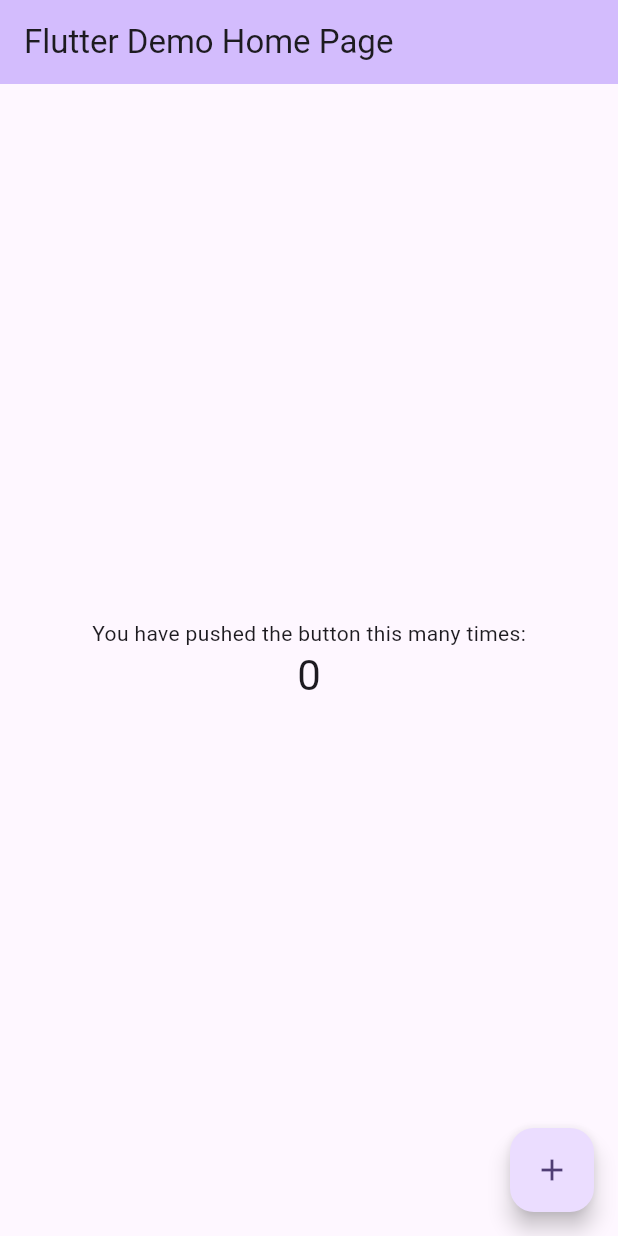
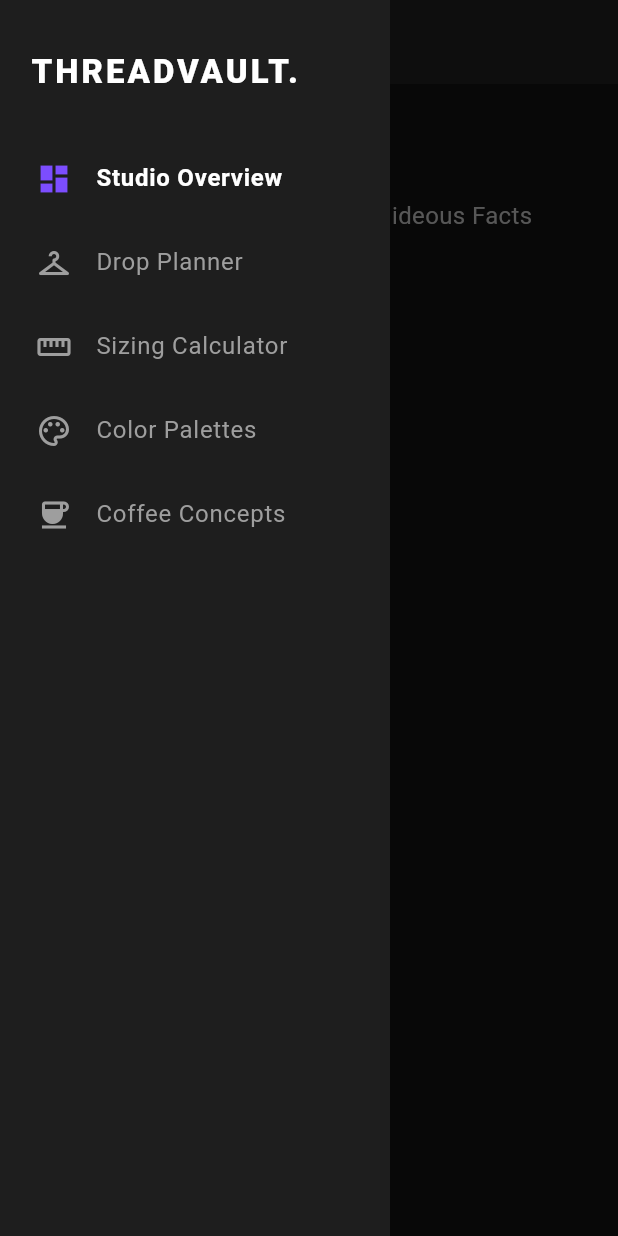
Before and after one commit to lichumestandard-sudo/threadvault-workspace, a Flutter app: the screen it shows after launch, with the side drawer open (before the commit the screen has no drawer), on a phone screen of 412 x 824 dp. Run offline on Flutter 3.47's test engine with Material 3 defaults, Android fonts, the phone set to English and light mode, and no system bars.

Commit message:
feat: setup dark theme and responsive brand workspace layout

```diff
--- a/lib/main.dart
+++ b/lib/main.dart
@@ -1,122 +1,34 @@
 import 'package:flutter/material.dart';
+import 'src/screens/workspace_screen.dart';
 
 void main() {
-  runApp(const MyApp());
+  runApp(const ThreadVaultApp());
 }
 
-class MyApp extends StatelessWidget {
-  const MyApp({super.key});
+class ThreadVaultApp extends StatelessWidget {
+  const ThreadVaultApp({super.key});
 
-  // This widget is the root of your application.
   @override
   Widget build(BuildContext context) {
     return MaterialApp(
-      title: 'Flutter Demo',
+      title: 'ThreadVault',
+      debugShowCheckedModeBanner: false,
       theme: ThemeData(
-        // This is the theme of your application.
-        //
-        // TRY THIS: Try running your application with "flutter run". You'll see
-        // the application has a purple toolbar. Then, without quitting the app,
-        // try changing the seedColor in the colorScheme below to Colors.green
-        // and then invoke "hot reload" (save your changes or press the "hot
-        // reload" button in a Flutter-supported IDE, or press "r" if you used
-        // the command line to start the app).
-        //
-        // Notice that the counter didn't reset back to zero; the application
-        // state is not lost during the reload. To reset the state, use hot
-        // restart instead.
-        //
-        // This works for code too, not just values: Most code changes can be
-        // tested with just a hot reload.
-        colorScheme: .fromSeed(seedColor: Colors.deepPurple),
+        brightness: Brightness.dark,
+        scaffoldBackgroundColor: const Color(0xFF121212),
+        primaryColor: Colors.deepPurpleAccent,
+        colorScheme: const ColorScheme.dark(
+          primary: Colors.deepPurpleAccent,
+          surface: Color(0xFF1E1E1E), // Sidebar and Card color
+          secondary: Colors.grey,
+        ),
+        appBarTheme: const AppBarTheme(
+          backgroundColor: Color(0xFF1E1E1E),
+          elevation: 0,
+        ),
+        dividerColor: Colors.grey[800],
       ),
-      home: const MyHomePage(title: 'Flutter Demo Home Page'),
+      home: const WorkspaceScreen(),
     );
   }
 }
-
-class MyHomePage extends StatefulWidget {
-  const MyHomePage({super.key, required this.title});
-
-  // This widget is the home page of your application. It is stateful, meaning
-  // that it has a State object (defined below) that contains fields that affect
-  // how it looks.
-
-  // This class is the configuration for the state. It holds the values (in this
-  // case the title) provided by the parent (in this case the App widget) and
-  // used by the build method of the State. Fields in a Widget subclass are
-  // always marked "final".
-
-  final String title;
-
-  @override
-  State<MyHomePage> createState() => _MyHomePageState();
-}
-
-class _MyHomePageState extends State<MyHomePage> {
-  int _counter = 0;
-
-  void _incrementCounter() {
-    setState(() {
-      // This call to setState tells the Flutter framework that something has
-      // changed in this State, which causes it to rerun the build method below
-      // so that the display can reflect the updated values. If we changed
-      // _counter without calling setState(), then the build method would not be
-      // called again, and so nothing would appear to happen.
-      _counter++;
-    });
-  }
-
-  @override
-  Widget build(BuildContext context) {
-    // This method is rerun every time setState is called, for instance as done
-    // by the _incrementCounter method above.
-    //
-    // The Flutter framework has been optimized to make rerunning build methods
-    // fast, so that you can just rebuild anything that needs updating rather
-    // than having to individually change instances of widgets.
-    return Scaffold(
-      appBar: AppBar(
-        // TRY THIS: Try changing the color here to a specific color (to
-        // Colors.amber, perhaps?) and trigger a hot reload to see the AppBar
-        // change color while the other colors stay the same.
-        backgroundColor: Theme.of(context).colorScheme.inversePrimary,
-        // Here we take the value from the MyHomePage object that was created by
-        // the App.build method, and use it to set our appbar title.
-        title: Text(widget.title),
-      ),
-      body: Center(
-        // Center is a layout widget. It takes a single child and positions it
-        // in the middle of the parent.
-        child: Column(
-          // Column is also a layout widget. It takes a list of children and
-          // arranges them vertically. By default, it sizes itself to fit its
-          // children horizontally, and tries to be as tall as its parent.
-          //
-          // Column has various properties to control how it sizes itself and
-          // how it positions its children. Here we use mainAxisAlignment to
-          // center the children vertically; the main axis here is the vertical
-          // axis because Columns are vertical (the cross axis would be
-          // horizontal).
-          //
-          // TRY THIS: Invoke "debug painting" (choose the "Toggle Debug Paint"
-          // action in the IDE, or press "p" in the console), to see the
-          // wireframe for each widget.
-          mainAxisAlignment: .center,
-          children: [
-            const Text('You have pushed the button this many times:'),
-            Text(
-              '$_counter',
-              style: Theme.of(context).textTheme.headlineMedium,
-            ),
-          ],
-        ),
-      ),
-      floatingActionButton: FloatingActionButton(
-        onPressed: _incrementCounter,
-        tooltip: 'Increment',
-        child: const Icon(Icons.add),
-      ),
-    );
-  }
-}
--- /dev/null
+++ b/lib/src/screens/workspace_screen.dart
@@ -0,0 +1,121 @@
+import 'package:flutter/material.dart';
+
+class WorkspaceScreen extends StatelessWidget {
+  const WorkspaceScreen({super.key});
+
+  @override
+  Widget build(BuildContext context) {
+    final isDesktop = MediaQuery.of(context).size.width > 800;
+
+    return Scaffold(
+      appBar: isDesktop ? null : AppBar(title: const Text('ThreadVault')),
+      drawer: isDesktop ? null : const BrandSidebar(),
+      body: Row(
+        children: [
+          if (isDesktop) const BrandSidebar(),
+          Expanded(
+            child: Container(
+              padding: const EdgeInsets.all(32.0),
+              child: Column(
+                crossAxisAlignment: CrossAxisAlignment.start,
+                children: [
+                  Text(
+                    'Studio Overview',
+                    style: Theme.of(context).textTheme.headlineMedium?.copyWith(
+                      fontWeight: FontWeight.bold,
+                      color: Colors.white,
+                    ),
+                  ),
+                  const SizedBox(height: 8),
+                  Text(
+                    'Welcome to Young Creatives_Hideous Facts HQ.',
+                    style: TextStyle(color: Colors.grey[400], fontSize: 16),
+                  ),
+                  const SizedBox(height: 40),
+                  // Placeholder for future dashboard widgets
+                  Expanded(
+                    child: Center(
+                      child: Icon(
+                        Icons.layers_outlined,
+                        size: 100,
+                        color: Theme.of(context).colorScheme.surface,
+                      ),
+                    ),
+                  )
+                ],
+              ),
+            ),
+          ),
+        ],
+      ),
+    );
+  }
+}
+
+class BrandSidebar extends StatelessWidget {
+  const BrandSidebar({super.key});
+
+  @override
+  Widget build(BuildContext context) {
+    return Container(
+      width: 260,
+      color: Theme.of(context).colorScheme.surface,
+      child: ListView(
+        padding: const EdgeInsets.symmetric(vertical: 24),
+        children: [
+          const Padding(
+            padding: EdgeInsets.symmetric(horizontal: 20.0, vertical: 8.0),
+            child: Text(
+              'THREADVAULT.',
+              style: TextStyle(
+                fontSize: 22,
+                fontWeight: FontWeight.w900,
+                letterSpacing: 2.0,
+                color: Colors.white,
+              ),
+            ),
+          ),
+          const SizedBox(height: 20),
+          _SidebarItem(icon: Icons.dashboard, title: 'Studio Overview', isActive: true),
+          _SidebarItem(icon: Icons.checkroom, title: 'Drop Planner'),
+          _SidebarItem(icon: Icons.straighten, title: 'Sizing Calculator'),
+          _SidebarItem(icon: Icons.palette_outlined, title: 'Color Palettes'),
+          _SidebarItem(icon: Icons.coffee, title: 'Coffee Concepts'),
+        ],
+      ),
+    );
+  }
+}
+
+class _SidebarItem extends StatelessWidget {
+  final IconData icon;
+  final String title;
+  final bool isActive;
+
+  const _SidebarItem({
+    required this.icon,
+    required this.title,
+    this.isActive = false,
+  });
+
+  @override
+  Widget build(BuildContext context) {
+    return ListTile(
+      contentPadding: const EdgeInsets.symmetric(horizontal: 24.0),
+      leading: Icon(
+        icon,
+        color: isActive ? Theme.of(context).colorScheme.primary : Colors.grey[500],
+      ),
+      title: Text(
+        title,
+        style: TextStyle(
+          color: isActive ? Colors.white : Colors.grey[500],
+          fontWeight: isActive ? FontWeight.bold : FontWeight.normal,
+        ),
+      ),
+      onTap: () {
+        // Navigation logic will go here later
+      },
+    );
+  }
+}
```
Also changed, not shown: 3 other files.
